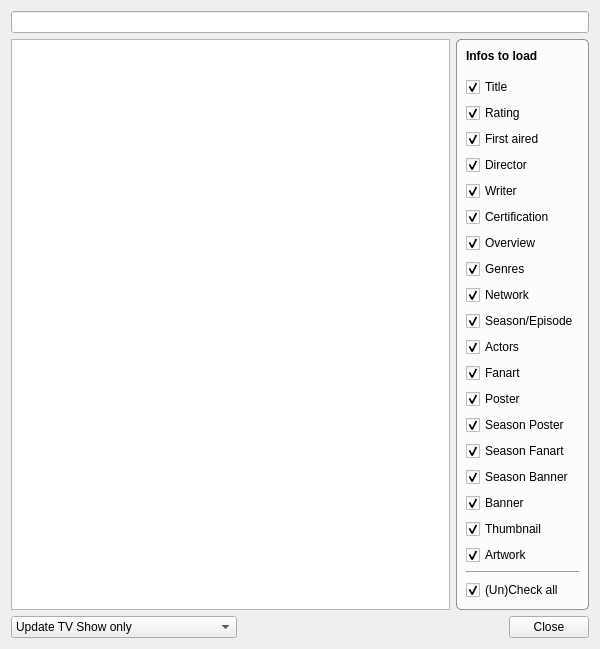
Above: tvShows/TvShowSearch.ui from Komet/MediaElch before the change. Below: the same form after it.
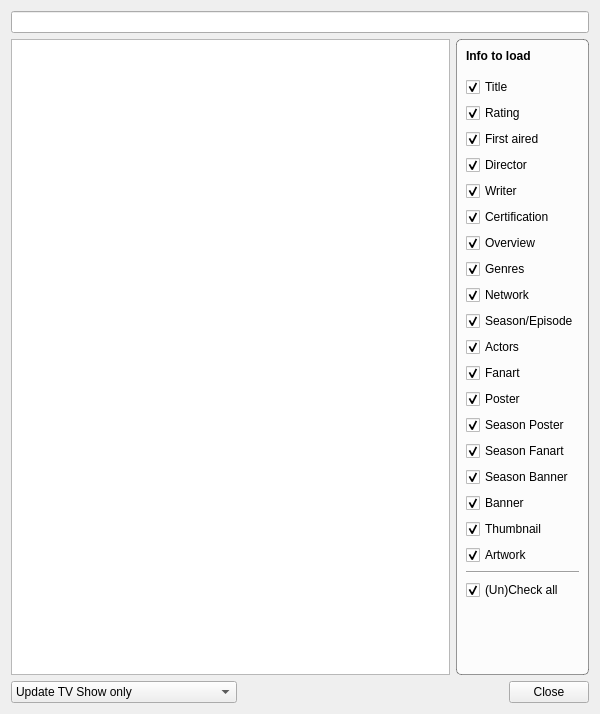
That is the form after the change. Icons and pictures are not drawn. Custom widgets are drawn as their Qt base class.

```diff
--- a/tvShows/TvShowSearch.ui
+++ b/tvShows/TvShowSearch.ui
@@ -10,7 +10,7 @@
     <x>0</x>
     <y>0</y>
     <width>600</width>
-    <height>606</height>
+    <height>714</height>
    </rect>
   </property>
   <property name="windowTitle">
@@ -92,7 +92,7 @@
            </font>
           </property>
           <property name="text">
-           <string>Infos to load</string>
+           <string>Info to load</string>
           </property>
          </widget>
         </item>
```
